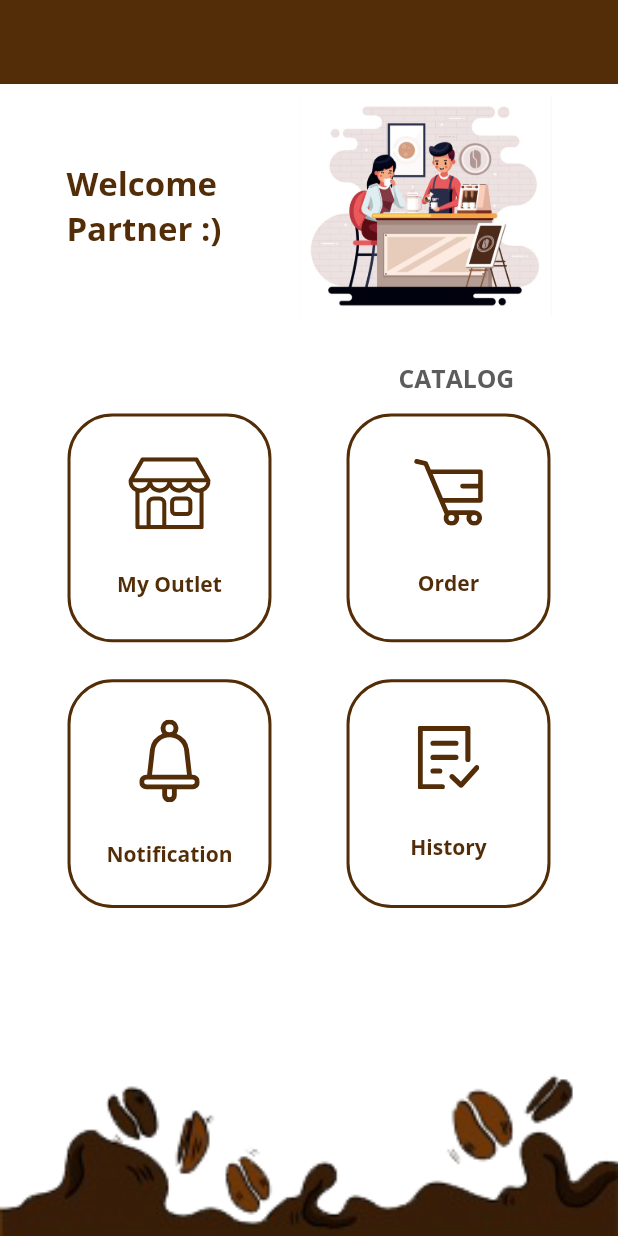
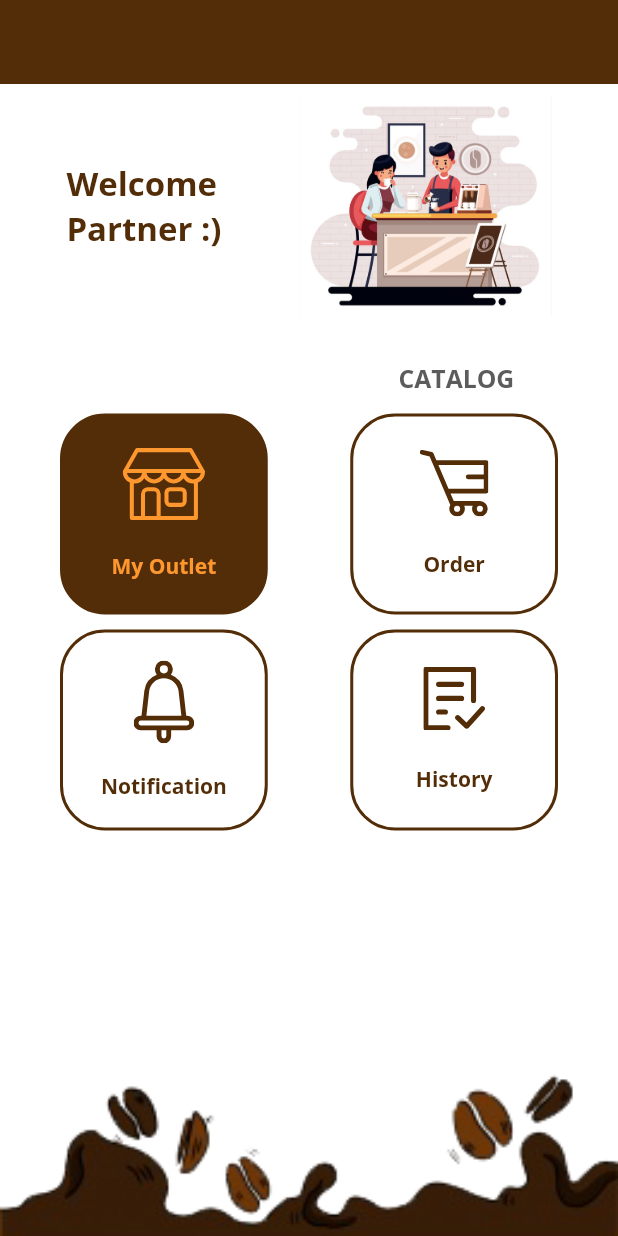
Before and after one commit to rusilver11/Flutter-Consume-Local-JSON, a Flutter app: the HomeScreen screen opened by its route, on a phone screen of 412 x 824 dp. Run offline on Flutter 3.47's test engine with Material 2 defaults, Android fonts, the phone set to English and light mode, and no system bars; our stand-ins replace flutter_easyloading, flutter_svg, get.

Commit message:
finish animation menu

```diff
--- a/lib/modules/home/controller/home_controller.dart
+++ b/lib/modules/home/controller/home_controller.dart
@@ -2,8 +2,8 @@ import 'package:get/get.dart';
 
 class HomeController extends GetxController{
 
-  var isPressed = true.obs;
-
+  RxInt isPressed = 0.obs;
+  toogle(int index) => isPressed.value = index;
   // toogle(int index){
   //   if(isPressed.contains(index)){
   //     isPressed.remove(index);
--- a/lib/modules/home/home_screen.dart
+++ b/lib/modules/home/home_screen.dart
@@ -17,8 +17,30 @@ class HomeScreen extends StatefulWidget {
   State<HomeScreen> createState() => _HomeScreenState();
 }
 
+List<Map<dynamic,dynamic>> menuList = [
+  {
+    "Icon" : 'assets/icons/shop_icon.svg',
+    "Title" : 'My Outlet',
+    "RouteName" : '/outlet'
+  },
+  {
+    "Icon" : 'assets/icons/cart_icon.svg',
+    "Title" : 'Order',
+    "RouteName" : 'null'
+  },
+  {
+    "Icon" : 'assets/icons/notification_icon.svg',
+    "Title" : 'Notification',
+    "RouteName" : 'null'
+  },
+  {
+    "Icon" : 'assets/icons/history_icon.svg',
+    "Title" : 'History',
+    "RouteName" : 'null'
+  }
+];
+
 class _HomeScreenState extends State<HomeScreen> {
-
   final homeCtrl = Get.put(HomeController());
 
   @override
@@ -58,7 +80,88 @@ class _HomeScreenState extends State<HomeScreen> {
                   ),
                   SizedBox(height: 2.0.hp),
                   //this box menu
-                  HomeMenu(homeCtrl: homeCtrl),
+                  //HomeMenu(homeCtrl: homeCtrl),
+                  Container(
+                    width: double.infinity,
+                    alignment: Alignment.centerRight,
+                    margin: EdgeInsets.only(right: 10.0.wp),
+                    child: TextButton(
+                        onPressed: () {
+                          Get.toNamed(RouteName.catalog);
+                        },
+                        child: Text(
+                          'CATALOG',
+                          style: TextStyle(
+                              color: kGrey,
+                              fontSize: 12.0.sp,
+                              fontWeight: FontWeight.bold),
+                        )),
+                  ),
+                  GridView.builder(
+                      itemCount: menuList.length,
+                      shrinkWrap: true,
+                      padding: EdgeInsets.only(
+                          bottom: kDefaultPadding,
+                          right: kDefaultPadding,
+                          left: kDefaultPadding),
+                      gridDelegate: SliverGridDelegateWithMaxCrossAxisExtent(
+                        maxCrossAxisExtent: 150,
+                        crossAxisSpacing: 55,
+                        mainAxisSpacing: 10,
+                        mainAxisExtent: 134,
+                      ),
+                      itemBuilder: (context, index) {
+                        return Obx(()=>
+                        Container(
+                            width: 33.0.wp,
+                            height: 18.5.hp,
+                            decoration: BoxDecoration(
+                              border: Border.all(color: kBrown, width: 2.0),
+                              color: homeCtrl.isPressed == index ? kBrown : Colors.white,
+                              borderRadius: BorderRadius.circular(30),
+                            ),
+                            child: InkWell(
+                              borderRadius: BorderRadius.circular(28),
+                              onTap: () {
+                                homeCtrl.toogle(index);
+                                if(menuList[index]['RouteName'].toString() != 'null'){
+                                var xy = menuList[index]['RouteName'];
+                                Get.toNamed(menuList[index]['RouteName']);
+                                }else{
+                                EasyLoading.showInfo('Halaman Belum tersedia',dismissOnTap: true);
+                                }
+
+                              },
+                              onLongPress: () {
+                                homeCtrl.toogle(index);
+                                if(menuList[index]['RouteName'].toString() != 'null'){
+                                var xy = menuList[index]['RouteName'];
+                                Get.toNamed(menuList[index]['RouteName']);
+                                }else{
+                                EasyLoading.showInfo('Halaman Belum tersedia',dismissOnTap: true);
+                                }
+                              },
+                              splashColor: kBrown,
+                              child: Column(
+                                crossAxisAlignment: CrossAxisAlignment.center,
+                                mainAxisAlignment: MainAxisAlignment.spaceEvenly,
+                                children: [
+                                  SvgPicture.asset(menuList[index]['Icon'].toString(),
+                                      color: homeCtrl.isPressed.value == index
+                                          ? kSaffron : kBrown),
+                                  Text(
+                                    menuList[index]['Title'].toString(),
+                                    style: TextStyle(
+                                        color: homeCtrl.isPressed.value == index
+                                        ? kSaffron:kBrown,
+                                        fontWeight: FontWeight.bold),
+                                  )
+                                ],
+                              ),
+                            ),
+                          ),
+                        );
+                      })
                 ],
               ),
             ),
--- a/lib/modules/home/widgets/home_menu.dart
+++ b/lib/modules/home/widgets/home_menu.dart
@@ -1,185 +1,185 @@
-import 'package:flutter/material.dart';
-import 'package:flutter_easyloading/flutter_easyloading.dart';
-import 'package:flutter_svg/svg.dart';
-import 'package:get/get.dart';
-import 'package:monster_group/routes/route_name.dart';
-import 'package:monster_group/utils/constant.dart';
-import 'package:monster_group/utils/extension.dart';
+// import 'package:flutter/material.dart';
+// import 'package:flutter_easyloading/flutter_easyloading.dart';
+// import 'package:flutter_svg/svg.dart';
+// import 'package:get/get.dart';
+// import 'package:monster_group/routes/route_name.dart';
+// import 'package:monster_group/utils/constant.dart';
+// import 'package:monster_group/utils/extension.dart';
 
-import '../controller/home_controller.dart';
+// import '../controller/home_controller.dart';
 
 
-class HomeMenu extends StatelessWidget {
-  const HomeMenu({
-    Key? key,
-    required this.homeCtrl,
-  }) : super(key: key);
+// class HomeMenu extends StatelessWidget {
+//   const HomeMenu({
+//     Key? key,
+//     required this.homeCtrl,
+//   }) : super(key: key);
 
-  final HomeController homeCtrl;
+//   final HomeController homeCtrl;
 
-  @override
-  Widget build(BuildContext context) {
-    return Obx(
-      () => Column(
-        children: [
-          Container(
-            width: double.infinity,
-            alignment: Alignment.centerRight,
-            margin: EdgeInsets.only(right: 10.0.wp),
-            child: TextButton(
-                onPressed: () {
-                  Get.toNamed(RouteName.catalog);
-                },
-                child: Text(
-                  'CATALOG',
-                  style: TextStyle(
-                      color: kGrey,
-                      fontSize: 12.0.sp,
-                      fontWeight: FontWeight.bold),
-                )),
-          ),
-          Row(
-            mainAxisAlignment: MainAxisAlignment.spaceAround,
-            children: [
-              Container(
-                width: 33.0.wp,
-                height: 18.5.hp,
-                decoration: BoxDecoration(
-                  border: Border.all(color: kBrown,width: 2.0),
-                  borderRadius: BorderRadius.circular(30),
-                ),
-                child: InkWell(
-                  borderRadius: BorderRadius.circular(28),
-                  onTap: (){
-                    //homeCtrl.isPressed.toggle();
-                    //Get.toNamed(RouteName.outlet);
-                    Get.toNamed(RouteName.outlet);
-                  },
-                  onLongPress: () => homeCtrl.isPressed.toggle(),
-                  splashColor: kBrown,
-                  child: Column(
-                    crossAxisAlignment: CrossAxisAlignment.center,
-                    mainAxisAlignment: MainAxisAlignment.spaceEvenly,
-                    children: [
-                      SvgPicture.asset(
-                          'assets/icons/shop_icon.svg',
-                          color: homeCtrl.isPressed.value ? kBrown : kSaffron),
-                      Text('My Outlet',
-                      style: TextStyle(
-                        color:kBrown,
-                        fontWeight: FontWeight.bold
-                      ),
-                      )
-                    ],
-                  ),
-                ),
-              ),
-              Container(
-                width: 33.0.wp,
-                height: 18.5.hp,
-                decoration: BoxDecoration(
-                  border: Border.all(color: kBrown,width: 2.0),
-                  borderRadius: BorderRadius.circular(30),
-                ),
-                child: InkWell(
-                  borderRadius: BorderRadius.circular(28),
-                  onTap: (){
-                    homeCtrl.isPressed.toggle();
-                    EasyLoading.showInfo('Halaman Belum tersedia',dismissOnTap: true);
-                  },
-                  onLongPress: () => homeCtrl.isPressed.toggle(),
-                  splashColor: kBrown,
-                  child: Column(
-                    crossAxisAlignment: CrossAxisAlignment.center,
-                    mainAxisAlignment: MainAxisAlignment.spaceEvenly,
-                    children: [
-                      SvgPicture.asset(
-                          'assets/icons/cart_icon.svg',
-                          color: homeCtrl.isPressed.value ? kBrown : kSaffron),
-                      Text('Order',
-                      style: TextStyle(
-                        color:kBrown,
-                        fontWeight: FontWeight.bold
-                      ),
-                      )
-                    ],
-                  ),
-                ),
-              ),
-            ],
-          ),
-          SizedBox(height: 3.0.hp),
-          Row(
-            mainAxisAlignment: MainAxisAlignment.spaceAround,
-            children: [
-              Container(
-                width: 33.0.wp,
-                height: 18.5.hp,
-                decoration: BoxDecoration(
-                  border: Border.all(color: kBrown,width: 2.0),
-                  borderRadius: BorderRadius.circular(30),
-                ),
-                child: InkWell(
-                  borderRadius: BorderRadius.circular(28),
-                  onTap: (){
-                    homeCtrl.isPressed.toggle();
-                    EasyLoading.showInfo('Halaman Belum tersedia',dismissOnTap: true);
-                  },
-                  onLongPress: () => homeCtrl.isPressed.toggle(),
-                  splashColor: kBrown,
-                  child: Column(
-                    crossAxisAlignment: CrossAxisAlignment.center,
-                    mainAxisAlignment: MainAxisAlignment.spaceEvenly,
-                    children: [
-                      SvgPicture.asset(
-                          'assets/icons/notification_icon.svg',
-                          color: homeCtrl.isPressed.value ? kBrown : kSaffron),
-                      Text('Notification',
-                      style: TextStyle(
-                        color:kBrown,
-                        fontWeight: FontWeight.bold
-                      ),
-                      )
-                    ],
-                  ),
-                ),
-              ),
-              Container(
-                width: 33.0.wp,
-                height: 18.5.hp,
-                decoration: BoxDecoration(
-                  border: Border.all(color: kBrown,width: 2.0),
-                  borderRadius: BorderRadius.circular(30),
-                ),
-                child: InkWell(
-                  borderRadius: BorderRadius.circular(28),
-                  onTap: (){
-                    homeCtrl.isPressed.toggle();
-                    EasyLoading.showInfo('Halaman Belum tersedia',dismissOnTap: true);
-                  },
-                  onLongPress: () => homeCtrl.isPressed.toggle(),
-                  splashColor: kBrown,
-                  child: Column(
-                    crossAxisAlignment: CrossAxisAlignment.center,
-                    mainAxisAlignment: MainAxisAlignment.spaceEvenly,
-                    children: [
-                      SvgPicture.asset(
-                          'assets/icons/history_icon.svg',
-                          color: homeCtrl.isPressed.value ? kBrown : kSaffron),
-                      Text('History',
-                      style: TextStyle(
-                        color:kBrown,
-                        fontWeight: FontWeight.bold
-                      ),
-                      )
-                    ],
-                  ),
-                ),
-              ),
-            ],
-          ),
-        ],
-      ),
-    );
-  }
-}
+//   @override
+//   Widget build(BuildContext context) {
+//     return Obx(
+//       () => Column(
+//         children: [
+//           Container(
+//             width: double.infinity,
+//             alignment: Alignment.centerRight,
+//             margin: EdgeInsets.only(right: 10.0.wp),
+//             child: TextButton(
+//                 onPressed: () {
+//                   Get.toNamed(RouteName.catalog);
+//                 },
+//                 child: Text(
+//                   'CATALOG',
+//                   style: TextStyle(
+//                       color: kGrey,
+//                       fontSize: 12.0.sp,
+//                       fontWeight: FontWeight.bold),
+//                 )),
+//           ),
+//           Row(
+//             mainAxisAlignment: MainAxisAlignment.spaceAround,
+//             children: [
+//               Container(
+//                 width: 33.0.wp,
+//                 height: 18.5.hp,
+//                 decoration: BoxDecoration(
+//                   border: Border.all(color: kBrown,width: 2.0),
+//                   borderRadius: BorderRadius.circular(30),
+//                 ),
+//                 child: InkWell(
+//                   borderRadius: BorderRadius.circular(28),
+//                   onTap: (){
+//                     //homeCtrl.isPressed.toggle();
+//                     //Get.toNamed(RouteName.outlet);
+//                     Get.toNamed(RouteName.outlet);
+//                   },
+//                   onLongPress: () => homeCtrl.isPressed.toggle(),
+//                   splashColor: kBrown,
+//                   child: Column(
+//                     crossAxisAlignment: CrossAxisAlignment.center,
+//                     mainAxisAlignment: MainAxisAlignment.spaceEvenly,
+//                     children: [
+//                       SvgPicture.asset(
+//                           'assets/icons/shop_icon.svg',
+//                           color: homeCtrl.isPressed.value ? kBrown : kSaffron),
+//                       Text('My Outlet',
+//                       style: TextStyle(
+//                         color:kBrown,
+//                         fontWeight: FontWeight.bold
+//                       ),
+//                       )
+//                     ],
+//                   ),
+//                 ),
+//               ),
+//               Container(
+//                 width: 33.0.wp,
+//                 height: 18.5.hp,
+//                 decoration: BoxDecoration(
+//                   border: Border.all(color: kBrown,width: 2.0),
+//                   borderRadius: BorderRadius.circular(30),
+//                 ),
+//                 child: InkWell(
+//                   borderRadius: BorderRadius.circular(28),
+//                   onTap: (){
+//                     homeCtrl.isPressed.toggle();
+//                     EasyLoading.showInfo('Halaman Belum tersedia',dismissOnTap: true);
+//                   },
+//                   onLongPress: () => homeCtrl.isPressed.toggle(),
+//                   splashColor: kBrown,
+//                   child: Column(
+//                     crossAxisAlignment: CrossAxisAlignment.center,
+//                     mainAxisAlignment: MainAxisAlignment.spaceEvenly,
+//                     children: [
+//                       SvgPicture.asset(
+//                           'assets/icons/cart_icon.svg',
+//                           color: homeCtrl.isPressed.value ? kBrown : kSaffron),
+//                       Text('Order',
+//                       style: TextStyle(
+//                         color:kBrown,
+//                         fontWeight: FontWeight.bold
+//                       ),
+//                       )
+//                     ],
+//                   ),
+//                 ),
+//               ),
+//             ],
+//           ),
+//           SizedBox(height: 3.0.hp),
+//           Row(
+//             mainAxisAlignment: MainAxisAlignment.spaceAround,
+//             children: [
+//               Container(
+//                 width: 33.0.wp,
+//                 height: 18.5.hp,
+//                 decoration: BoxDecoration(
+//                   border: Border.all(color: kBrown,width: 2.0),
+//                   borderRadius: BorderRadius.circular(30),
+//                 ),
+//                 child: InkWell(
+//                   borderRadius: BorderRadius.circular(28),
+//                   onTap: (){
+//                     homeCtrl.isPressed.toggle();
+//                     EasyLoading.showInfo('Halaman Belum tersedia',dismissOnTap: true);
+//                   },
+//                   onLongPress: () => homeCtrl.isPressed.toggle(),
+//                   splashColor: kBrown,
+//                   child: Column(
+//                     crossAxisAlignment: CrossAxisAlignment.center,
+//                     mainAxisAlignment: MainAxisAlignment.spaceEvenly,
+//                     children: [
+//                       SvgPicture.asset(
+//                           'assets/icons/notification_icon.svg',
+//                           color: homeCtrl.isPressed.value ? kBrown : kSaffron),
+//                       Text('Notification',
+//                       style: TextStyle(
+//                         color:kBrown,
+//                         fontWeight: FontWeight.bold
+//                       ),
+//                       )
+//                     ],
+//                   ),
+//                 ),
+//               ),
+//               Container(
+//                 width: 33.0.wp,
+//                 height: 18.5.hp,
+//                 decoration: BoxDecoration(
+//                   border: Border.all(color: kBrown,width: 2.0),
+//                   borderRadius: BorderRadius.circular(30),
+//                 ),
+//                 child: InkWell(
+//                   borderRadius: BorderRadius.circular(28),
+//                   onTap: (){
+//                     homeCtrl.isPressed.toggle();
+//                     EasyLoading.showInfo('Halaman Belum tersedia',dismissOnTap: true);
+//                   },
+//                   onLongPress: () => homeCtrl.isPressed.toggle(),
+//                   splashColor: kBrown,
+//                   child: Column(
+//                     crossAxisAlignment: CrossAxisAlignment.center,
+//                     mainAxisAlignment: MainAxisAlignment.spaceEvenly,
+//                     children: [
+//                       SvgPicture.asset(
+//                           'assets/icons/history_icon.svg',
+//                           color: homeCtrl.isPressed.value ? kBrown : kSaffron),
+//                       Text('History',
+//                       style: TextStyle(
+//                         color:kBrown,
+//                         fontWeight: FontWeight.bold
+//                       ),
+//                       )
+//                     ],
+//                   ),
+//                 ),
+//               ),
+//             ],
+//           ),
+//         ],
+//       ),
+//     );
+//   }
+// }
```
